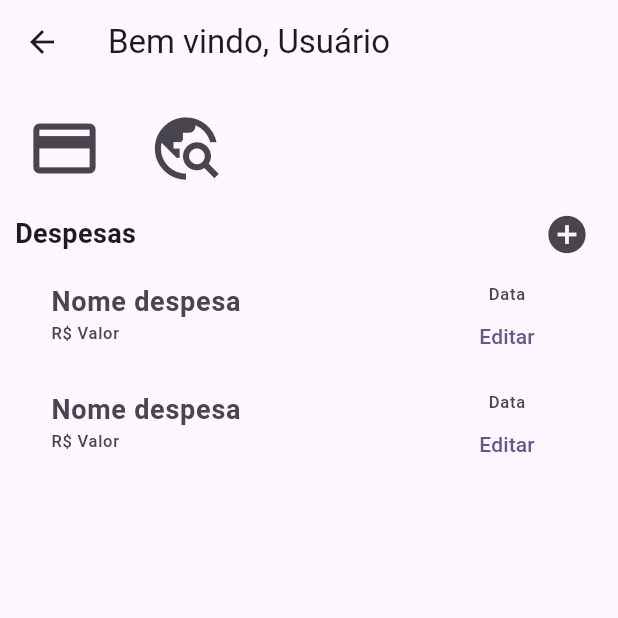
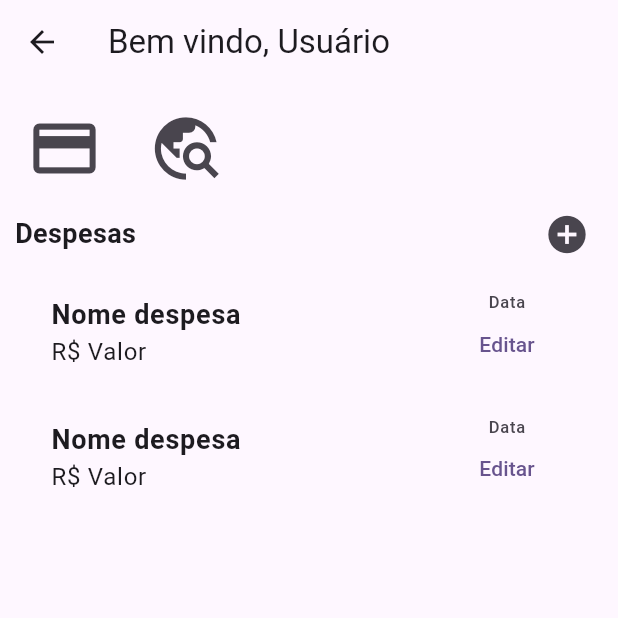
Before and after one commit to bakermarcos/onfly, a Flutter app: the screen it shows after launch, after a tap on "Login", on a phone screen of 412 x 824 dp, the top half of it. Run offline on Flutter 3.47's test engine with Material 3 defaults, Android fonts, the phone set to English and light mode, and no system bars; our stand-ins replace bloc, firebase_core; accounts and stored records are empty.

Commit message:
fix widgets and pages

```diff
--- a/lib/presentation/common/widgets/expense_list_tile.dart
+++ b/lib/presentation/common/widgets/expense_list_tile.dart
@@ -14,7 +14,7 @@ class ExpenseListTile extends StatelessWidget {
             builder: (context) => const ExpenseDetailsPage(),
           ),
         ),
-        leading: const Column(
+        title: const Column(
           crossAxisAlignment: CrossAxisAlignment.stretch,
           children: [
             Text(
--- a/lib/presentation/common/widgets/travel_list_tile.dart
+++ b/lib/presentation/common/widgets/travel_list_tile.dart
@@ -8,7 +8,7 @@ class TravelListTile extends StatelessWidget {
     return Padding(
       padding: const EdgeInsets.all(8.0),
       child: ListTile(
-        leading: Column(
+        title: Column(
           crossAxisAlignment: CrossAxisAlignment.stretch,
           children: [
             const Text(
--- a/lib/presentation/corporate_card/screens/corporate_card_page.dart
+++ b/lib/presentation/corporate_card/screens/corporate_card_page.dart
@@ -13,7 +13,7 @@ class _CorporateCardPageState extends State<CorporateCardPage> {
   Widget build(BuildContext context) {
     return Scaffold(
       appBar: AppBar(
-        title: Text('Cartão corporativo'),
+        title: const Text('Cartão corporativo'),
       ),
       body: Padding(
         padding: const EdgeInsets.all(10),
--- a/lib/presentation/home/screens/home_page.dart
+++ b/lib/presentation/home/screens/home_page.dart
@@ -1,6 +1,4 @@
-import 'package:flutter/cupertino.dart';
 import 'package:flutter/material.dart';
-import 'package:flutter/widgets.dart';
 import 'package:onfly/presentation/common/widgets/expense_list_tile.dart';
 import 'package:onfly/presentation/corporate_card/screens/corporate_card_page.dart';
 import 'package:onfly/presentation/travels/screens/travels_page.dart';
@@ -17,7 +15,7 @@ class _HomePageState extends State<HomePage> {
   Widget build(BuildContext context) {
     return Scaffold(
       appBar: AppBar(
-        title: Text('Bem vindo, Usuário'),
+        title: const Text('Bem vindo, Usuário'),
       ),
       body: Padding(
         padding: const EdgeInsets.all(10),
--- a/lib/presentation/login/screens/login_page.dart
+++ b/lib/presentation/login/screens/login_page.dart
@@ -37,7 +37,7 @@ class _LoginPageState extends State<LoginPage> {
             TextFormField(
               obscureText: _passwordVisible,
               decoration: InputDecoration(
-                labelStyle: TextStyle(color: Colors.grey),
+                labelStyle: const TextStyle(color: Colors.grey),
                 labelText: 'Senha',
                 suffixIcon: IconButton(
                     onPressed: () {
@@ -78,7 +78,7 @@ class _LoginPageState extends State<LoginPage> {
                   ),
                 );
               },
-              child: Text('Cadastrar'),
+              child: const Text('Cadastrar'),
             ),
           ],
         ),
--- a/lib/presentation/travels/screens/travels_page.dart
+++ b/lib/presentation/travels/screens/travels_page.dart
@@ -13,7 +13,7 @@ class _TravelsPageState extends State<TravelsPage> {
   Widget build(BuildContext context) {
     return Scaffold(
       appBar: AppBar(
-        title: Text('Viagens'),
+        title: const Text('Viagens'),
       ),
       body: ListView(
         children: const [
```
Also changed, not shown: lib/presentation/expenses/screens/expense_details_page.dart (+4 -4 lines), lib/presentation/register/screens/register_page.dart (+5 -5 lines), 3 other files.
